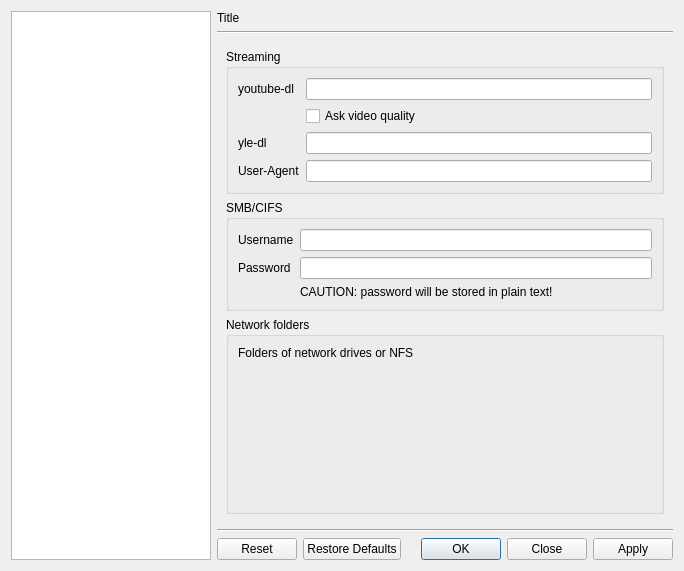
Above: src/bomi/ui/prefdialog.ui from bylee20/bomi before the change. Below: the same form after it.
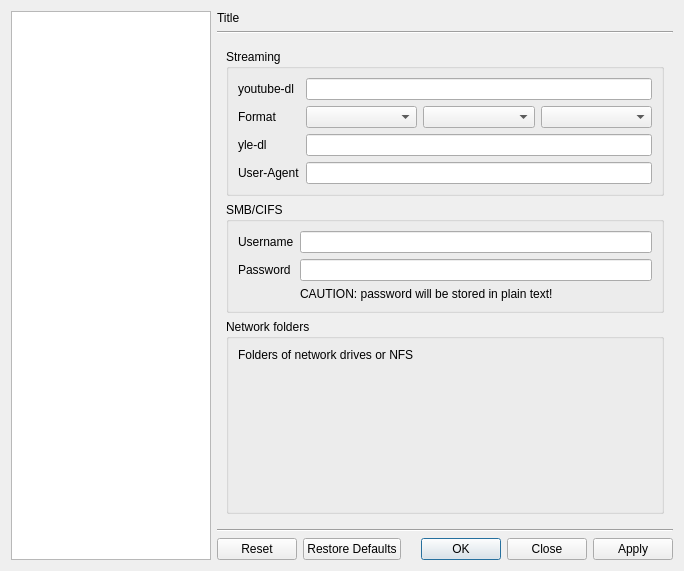
That is the form after the change. The open tabs and pages were chosen to show the change. Icons and pictures are not drawn. Custom widgets are drawn as their Qt base class.

Commit message:
* New: 'Play > Streaming Format' to select YouTube format * New: options to select default format for youtube-dl script
This menu and optons replaces previous dialog to ask video quality for YouTube.

```diff
--- a/src/bomi/ui/prefdialog.ui
+++ b/src/bomi/ui/prefdialog.ui
@@ -1882,6 +1882,29 @@
             <item row="0" column="1">
              <widget class="QLineEdit" name="yt_program"/>
             </item>
+            <item row="1" column="1">
+             <layout class="QHBoxLayout" name="horizontalLayout_2">
+              <item>
+               <widget class="DataComboBox" name="yt_height"/>
+              </item>
+              <item>
+               <widget class="DataComboBox" name="yt_fps"/>
+              </item>
+              <item>
+               <widget class="QComboBox" name="yt_container"/>
+              </item>
+             </layout>
+            </item>
+            <item row="2" column="0">
+             <widget class="QLabel" name="label">
+              <property name="text">
+               <string notr="true">yle-dl</string>
+              </property>
+             </widget>
+            </item>
+            <item row="2" column="1">
+             <widget class="QLineEdit" name="yle_program"/>
+            </item>
             <item row="3" column="0">
              <widget class="QLabel" name="label_59">
               <property name="text">
@@ -1892,20 +1915,10 @@
             <item row="3" column="1">
              <widget class="QLineEdit" name="yt_user_agent"/>
             </item>
-            <item row="2" column="1">
-             <widget class="QLineEdit" name="yle_program"/>
-            </item>
-            <item row="2" column="0">
-             <widget class="QLabel" name="label">
+            <item row="1" column="0">
+             <widget class="QLabel" name="label_20">
               <property name="text">
-               <string notr="true">yle-dl</string>
-              </property>
-             </widget>
-            </item>
-            <item row="1" column="1">
-             <widget class="QCheckBox" name="yt_ask_video_quality">
-              <property name="text">
-               <string>Ask video quality</string>
+               <string>Format</string>
               </property>
              </widget>
             </item>
```
Left out of the diff: 4 changed lines with no effect on the pictures. The commit also changes 15 other files.
